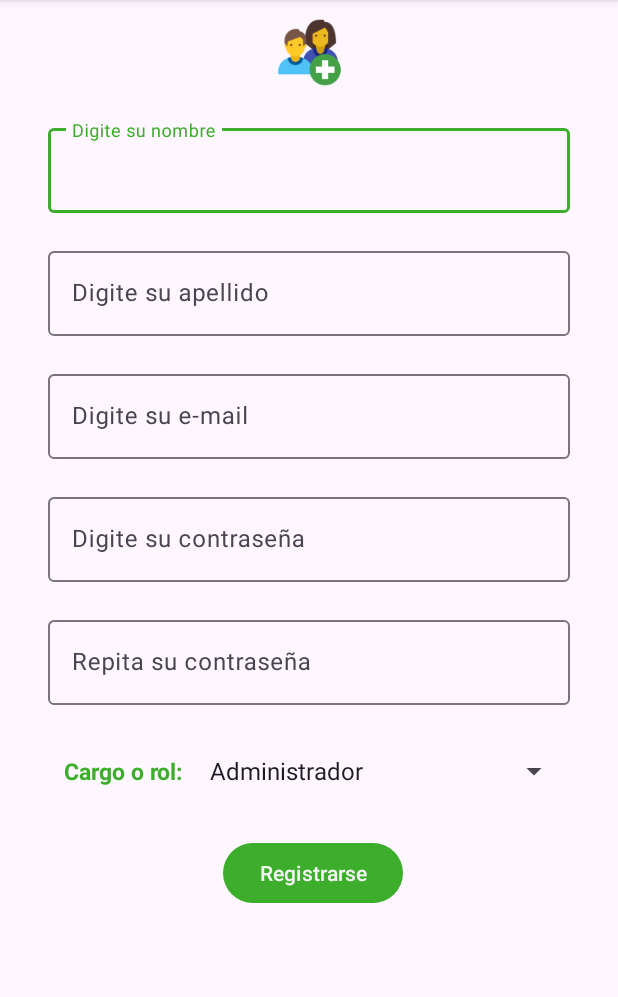
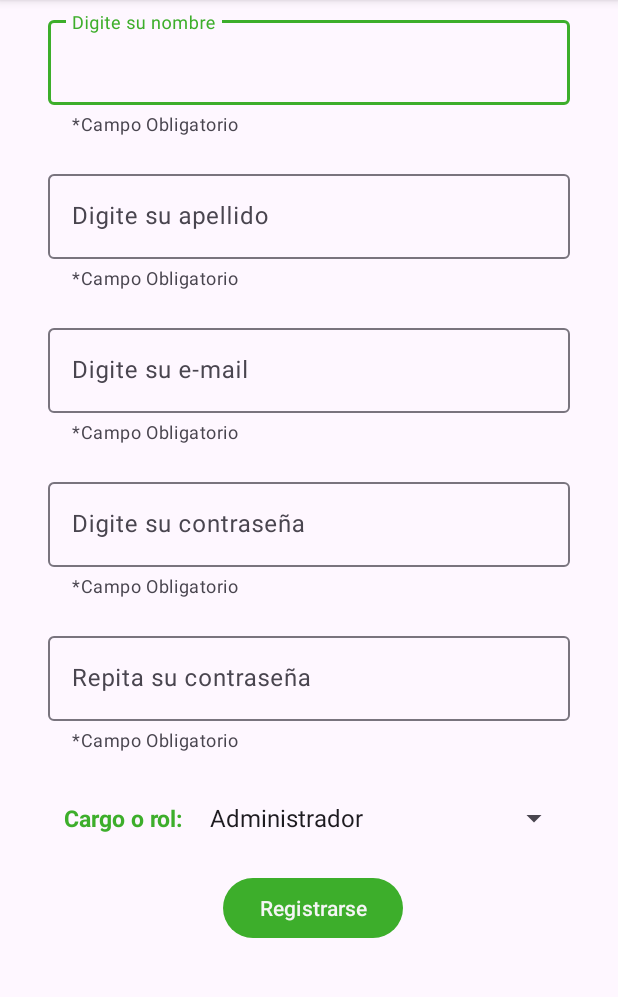
Before and after one commit to DiegoVR17/rfidIntegratedSystem, an Android app: the RegisterActivity screen opened directly, with no data from a screen before it, on a phone screen of 412 x 824 dp, the part 96-1093 px from its top. Run offline under Robolectric (Android 15) with nearby library versions, the phone set to English and light mode, and no system bars; our stand-ins replace Firebase (no records; nobody signed in at launch, a user with empty details on screens opened directly).

Commit message:
App ready to presentation class

```diff
--- a/app/src/main/res/layout/activity_register.xml
+++ b/app/src/main/res/layout/activity_register.xml
@@ -6,26 +6,16 @@
     android:layout_height="match_parent"
     tools:context=".ui.register.RegisterActivity">
 
-
-    <ImageView
-        android:id="@+id/ImageViewRegister"
-        android:layout_width="50dp"
-        android:layout_height="50dp"
-        android:layout_marginTop="10dp"
-        android:contentDescription="@null"
-        android:src="@drawable/register_icon"
-        app:layout_constraintEnd_toEndOf="parent"
-        app:layout_constraintStart_toStartOf="parent"
-        app:layout_constraintTop_toTopOf="parent" />
-
     <com.google.android.material.textfield.TextInputLayout
         android:id="@+id/TextInputLayoutFirstName"
         android:layout_width="match_parent"
         android:layout_height="0dp"
         android:layout_marginStart="32dp"
-        android:layout_marginTop="20dp"
+        android:layout_marginTop="8dp"
         android:layout_marginEnd="32dp"
-        app:layout_constraintTop_toBottomOf="@+id/ImageViewRegister">
+        app:helperText="@string/helper_text"
+        app:layout_constraintStart_toStartOf="parent"
+        app:layout_constraintTop_toTopOf="parent">
 
         <com.google.android.material.textfield.TextInputEditText
             android:id="@+id/TextInputEditTextFirstName"
@@ -41,7 +31,8 @@
         android:layout_marginStart="32dp"
         android:layout_marginTop="20dp"
         android:layout_marginEnd="32dp"
-        app:layout_constraintTop_toBottomOf="@+id/TextInputLayoutFirstName">
+        app:layout_constraintTop_toBottomOf="@+id/TextInputLayoutFirstName"
+        app:helperText="@string/helper_text">
 
         <com.google.android.material.textfield.TextInputEditText
             android:id="@+id/TextInputEditTextLastName"
@@ -59,7 +50,8 @@
         android:layout_marginEnd="32dp"
         app:layout_constraintEnd_toEndOf="parent"
         app:layout_constraintStart_toStartOf="parent"
-        app:layout_constraintTop_toBottomOf="@+id/TextInputLayoutLastName">
+        app:layout_constraintTop_toBottomOf="@+id/TextInputLayoutLastName"
+        app:helperText="@string/helper_text">
 
         <com.google.android.material.textfield.TextInputEditText
             android:id="@+id/EditTextEmail"
@@ -78,7 +70,8 @@
         android:layout_marginEnd="32dp"
         app:layout_constraintEnd_toEndOf="parent"
         app:layout_constraintStart_toStartOf="parent"
-        app:layout_constraintTop_toBottomOf="@+id/textInputLayoutEmail">
+        app:layout_constraintTop_toBottomOf="@+id/textInputLayoutEmail"
+        app:helperText="@string/helper_text">
 
         <com.google.android.material.textfield.TextInputEditText
             android:id="@+id/EditTextPassword"
@@ -98,7 +91,8 @@
         android:layout_marginEnd="32dp"
         app:layout_constraintEnd_toEndOf="parent"
         app:layout_constraintStart_toStartOf="parent"
-        app:layout_constraintTop_toBottomOf="@+id/textInputLayoutPassword">
+        app:layout_constraintTop_toBottomOf="@+id/textInputLayoutPassword"
+        app:helperText="@string/helper_text">
 
         <com.google.android.material.textfield.TextInputEditText
             android:id="@+id/EditTextRepPassword"
@@ -146,7 +140,7 @@
         android:id="@+id/buttonRegister"
         android:layout_width="wrap_content"
         android:layout_height="wrap_content"
-        android:layout_marginTop="20dp"
+        android:layout_marginTop="12dp"
         android:text="@string/Register"
         android:layout_weight="1"
         android:layout_marginStart="5dp"
```
